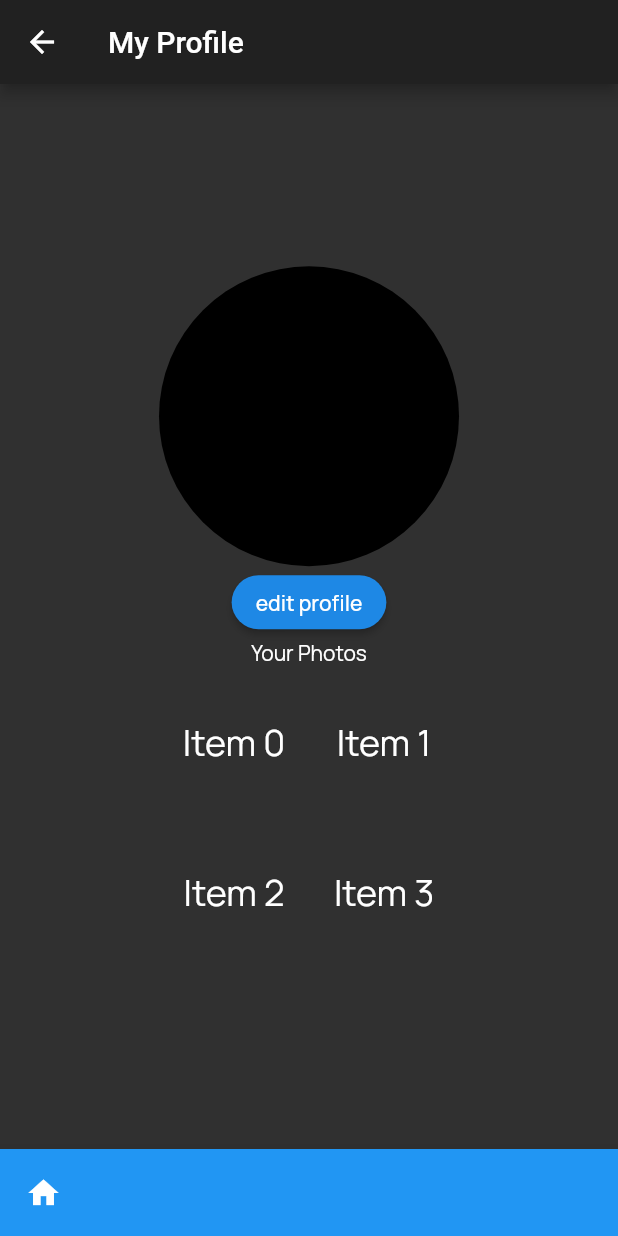
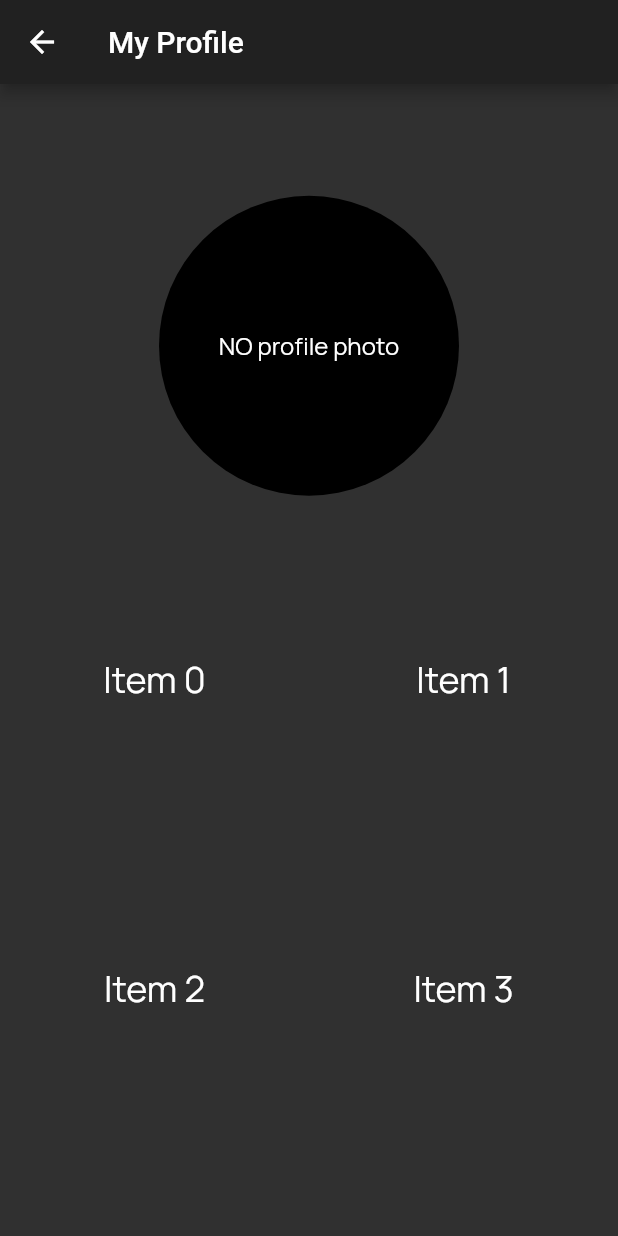
Before and after one commit to bmarden/vlop, a Flutter app: the profilePage screen opened directly, on a phone screen of 412 x 824 dp. Run offline on Flutter 3.47's test engine with Material 2 defaults, Android fonts, the light colour scheme and no system bars; our stand-ins replace cloud_firestore, firebase_auth, firebase_storage, flutter_spinkit, font_awesome_flutter, image_cropper and 3 more; accounts and stored records are empty.

Commit message:
profile page layout

```diff
--- a/lib/screens/profile/profile.dart
+++ b/lib/screens/profile/profile.dart
@@ -1,5 +1,5 @@
 import 'package:flutter/material.dart';
-import 'package:vlop/models/photo.dart';
+import 'dart:io';
 import 'package:vlop/services/auth_service.dart';
 import 'package:provider/provider.dart';
 import 'package:cloud_firestore/cloud_firestore.dart';
@@ -12,40 +12,13 @@ class profilePage extends StatefulWidget {
 }
 
 class _profilePageState extends State<profilePage> {
-  //final AuthService _auth = AuthService();
-
-  //final DbService db = DbService();
-  Photo _profilePhoto;
-
+  File _profileImage;
   @override
   Widget build(BuildContext context) {
-    //final user = Provider.of<User>(context);
-    final DbService db = DbService();
-    final user = db.getUserDoc();
+    final user = Provider.of<UserData>(context);
     return Scaffold(
       appBar: AppBar(
         title: Text("My Profile"),
-      ),
-      bottomNavigationBar: BottomAppBar(
-        color: Colors.blue[500],
-        elevation: 8.0,
-        shape: CircularNotchedRectangle(),
-        notchMargin: 6.0,
-        child: Row(
-          mainAxisSize: MainAxisSize.max,
-          mainAxisAlignment: MainAxisAlignment.spaceBetween,
-          children: <Widget>[
-            Padding(
-              padding: const EdgeInsets.all(5.0),
-              child: IconButton(
-                icon: Icon(Icons.home),
-                onPressed: () {
-                  Navigator.pop(context);
-                },
-              ),
-            ),
-          ],
-        ),
       ),
       body: Center(
         child: Column(
@@ -53,16 +26,13 @@ class _profilePageState extends State<profilePage> {
           children: <Widget>[
             CircleAvatar(
               radius: 100,
-              //child: Text(),
+              //backgroundImage: FileImage(_profileImage),
+
+              child: Text('NO profile photo'),
             ),
-            RaisedButton(
-              child: Text("edit profile"),
-              onPressed: () {},
-            ),
-            Text("Your Photos"),
-            SizedBox(
-              height: 200,
-              width: 200,
+            Text(user.userName),
+            Container(
+              height: 400,
               child: GridView.count(
                 crossAxisCount: 2,
                 children: List.generate(10, (index) {
```
Also changed, not shown: assets/images/profile1.jpg (added), assets/images/profile2.jpg (added), 1 other file.
